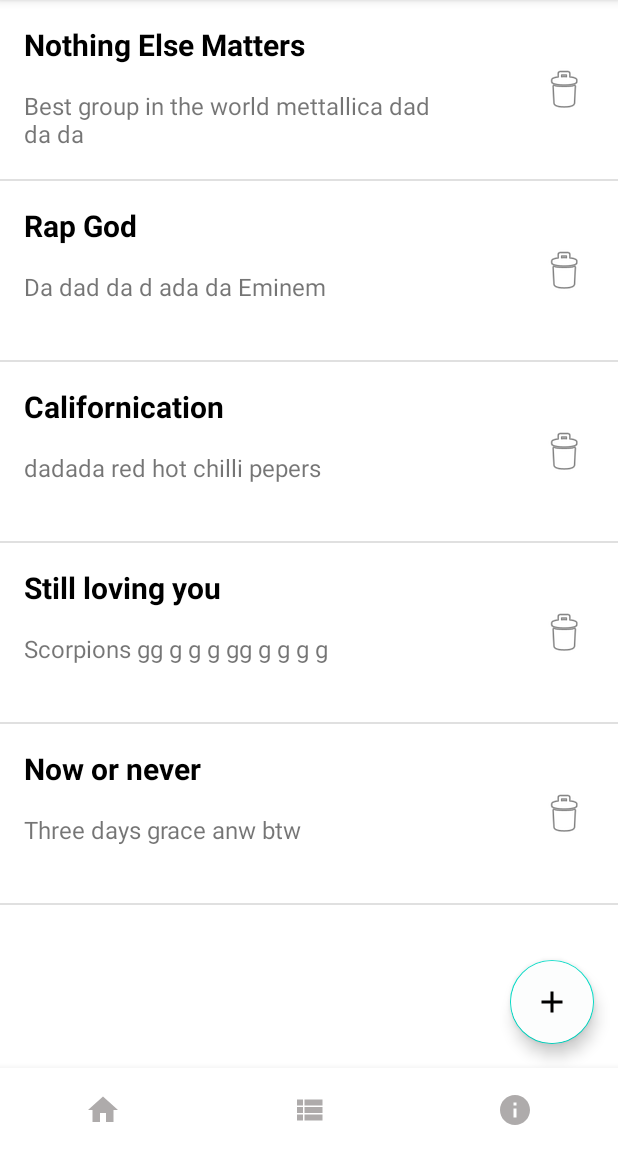
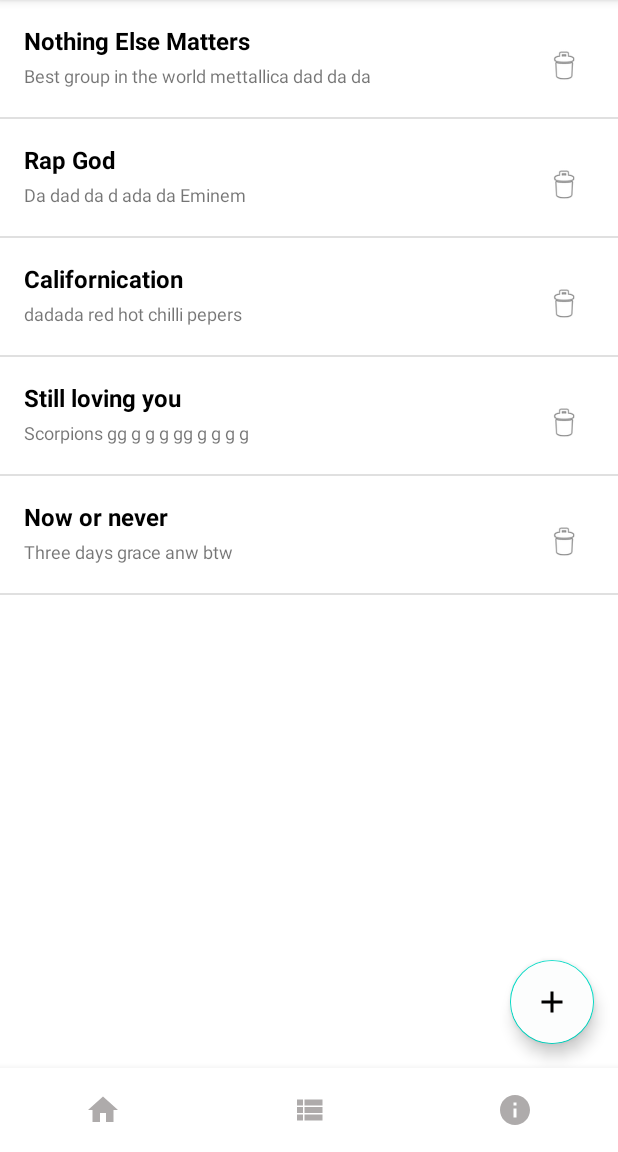
Before and after one commit to maximgadelev/AndroidRepo, an Android app: the fragment SecondFragment placed in its activity, on a phone screen of 412 x 824 dp, the part 84-1236 px from its top. Run offline under Robolectric (Android 15) with nearby library versions, the light colour scheme and no system bars.

Commit message:
"change design"

```diff
--- a/app/src/main/res/layout/item_song.xml
+++ b/app/src/main/res/layout/item_song.xml
@@ -1,6 +1,5 @@
 <?xml version="1.0" encoding="utf-8"?>
 <androidx.constraintlayout.widget.ConstraintLayout xmlns:android="http://schemas.android.com/apk/res/android"
-    xmlns:tools="http://schemas.android.com/tools"
     android:layout_width="match_parent"
     android:layout_height="wrap_content"
     xmlns:app="http://schemas.android.com/apk/res-auto">
@@ -8,7 +7,7 @@
     android:id="@+id/tv_title"
     android:layout_width="wrap_content"
     android:layout_height="wrap_content"
-    android:textSize="20sp"
+    android:textSize="16sp"
     android:layout_marginTop="16dp"
     android:layout_marginStart="16dp"
     android:text="This song"
@@ -17,26 +16,29 @@
     app:layout_constraintStart_toStartOf="parent"
     app:layout_constraintTop_toTopOf="parent"
     android:layout_marginLeft="16dp" />
-<TextView
-    android:id="@+id/tv_about"
-    android:layout_width="280dp"
-     android:layout_height="60dp"
-    android:layout_marginLeft="16dp"
-    android:textSize="16sp"
-    app:layout_constraintLeft_toLeftOf="parent"
-    android:layout_marginTop="16dp"
-    android:text="This is info about your song"
-    app:layout_constraintTop_toBottomOf="@id/tv_title"
-    />
+
+    <TextView
+        android:id="@+id/tv_about"
+        android:layout_width="280dp"
+        android:layout_height="20dp"
+        android:layout_marginBottom="16dp"
+        android:layout_marginLeft="16dp"
+        android:layout_marginTop="4dp"
+        android:text="This is info about your song"
+        android:textSize="12sp"
+        app:layout_constraintBottom_toBottomOf="parent"
+        app:layout_constraintLeft_toLeftOf="parent"
+        app:layout_constraintTop_toBottomOf="@id/tv_title" />
+
     <ImageView
         android:id="@+id/iv_delete"
         android:layout_width="40dp"
         android:layout_height="40dp"
-        android:layout_marginTop="40dp"
+        android:layout_marginTop="24dp"
         android:layout_marginEnd="16dp"
-        android:padding="4dp"
+        android:layout_marginRight="16dp"
+        android:padding="8dp"
         app:layout_constraintEnd_toEndOf="parent"
         app:layout_constraintTop_toTopOf="parent"
-        app:srcCompat="@android:drawable/ic_menu_delete"
-        android:layout_marginRight="16dp" />
+        app:srcCompat="@android:drawable/ic_menu_delete" />
 </androidx.constraintlayout.widget.ConstraintLayout>
```
